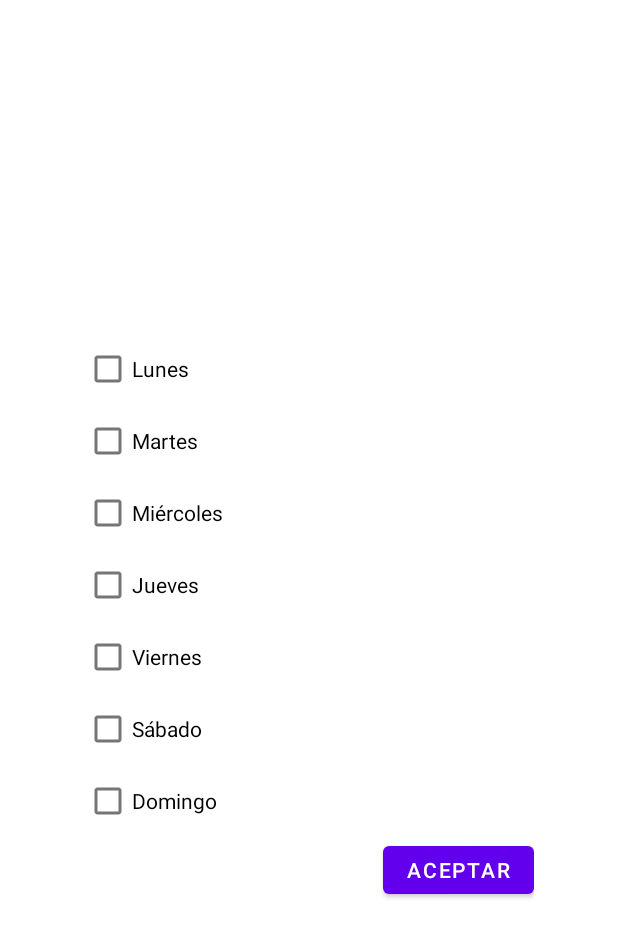
After one commit to alizrui/InfReminder, an Android app: the layout dialog_alarm_days.xml on its own in the app's theme, with its tools: preview values and no code run, on a phone screen of 412 x 824 dp. The commit adds this screen. Shown: the top 937 px of the screen. Run offline under Robolectric (Android 15) with nearby library versions, the phone set to English and light mode, and no system bars.

Commit message:
progreso en create alarm: select days se ve

```diff
--- /dev/null
+++ b/app/src/main/res/layout/dialog_alarm_days.xml
@@ -0,0 +1,62 @@
+<?xml version="1.0" encoding="utf-8"?>
+<androidx.constraintlayout.widget.ConstraintLayout
+    xmlns:android="http://schemas.android.com/apk/res/android"
+    xmlns:app="http://schemas.android.com/apk/res-auto"
+    android:layout_width="match_parent"
+    android:layout_height="match_parent">
+
+    <LinearLayout
+        android:layout_width="300dp"
+        android:layout_height="380dp"
+        android:orientation="vertical"
+        app:layout_constraintBottom_toBottomOf="parent"
+        app:layout_constraintEnd_toEndOf="parent"
+        app:layout_constraintStart_toStartOf="parent"
+        app:layout_constraintTop_toTopOf="parent">
+
+        <CheckBox
+            android:id="@+id/cbMonday"
+            android:layout_width="wrap_content"
+            android:layout_height="wrap_content"
+            android:text="@string/monday" />
+        <CheckBox
+            android:id="@+id/cbTuesday"
+            android:layout_width="wrap_content"
+            android:layout_height="wrap_content"
+            android:text="@string/tuesday" />
+        <CheckBox
+            android:id="@+id/cbWednesday"
+            android:layout_width="wrap_content"
+            android:layout_height="wrap_content"
+            android:text="@string/wednesday" />
+        <CheckBox
+            android:id="@+id/cbThursday"
+            android:layout_width="wrap_content"
+            android:layout_height="wrap_content"
+            android:text="@string/thursday" />
+        <CheckBox
+            android:id="@+id/cbFriday"
+            android:layout_width="wrap_content"
+            android:layout_height="wrap_content"
+            android:text="@string/friday" />
+        <CheckBox
+            android:id="@+id/cbSaturday"
+            android:layout_width="wrap_content"
+            android:layout_height="wrap_content"
+            android:text="@string/saturday" />
+        <CheckBox
+            android:id="@+id/cbSunday"
+            android:layout_width="wrap_content"
+            android:layout_height="wrap_content"
+            android:text="@string/sunday" />
+
+        <Button
+            android:id="@+id/bOkDialogAlarm"
+            android:layout_width="wrap_content"
+            android:layout_height="wrap_content"
+            android:text="@string/accept"
+            android:layout_gravity="end"/>
+
+    </LinearLayout>
+
+</androidx.constraintlayout.widget.ConstraintLayout>
--- a/app/src/main/res/layout/fragment_create_alarm.xml
+++ b/app/src/main/res/layout/fragment_create_alarm.xml
@@ -10,7 +10,7 @@
     android:layout_width="match_parent"
     android:orientation="vertical">
 
-    <TimePicker
+        <TimePicker
         android:id="@+id/tpHours"
         android:layout_width="match_parent"
         android:layout_height="wrap_content"
@@ -27,7 +27,7 @@
         android:importantForAutofill="no"
         android:inputType="none" />
 
-    <EditText
+        <EditText
         android:id="@+id/etDescription"
         android:layout_width="match_parent"
         android:layout_height="wrap_content"
@@ -60,6 +60,7 @@
 
             <RadioButton
                 android:id="@+id/rbSelectDays"
+                android:onClick="showSelectDays"
                 android:layout_width="wrap_content"
                 android:layout_height="wrap_content"
                 android:layout_margin="8dp"
--- a/app/src/main/res/values/strings.xml
+++ b/app/src/main/res/values/strings.xml
@@ -19,4 +19,5 @@
     <string name="saturday">Sábado</string>
     <string name="sunday">Domingo</string>
     <string name="all_days">Todos los días</string>
+    <string name="accept">Aceptar</string>
 </resources>
```
Also changed, not shown: app/src/main/java/com/example/infreminder/dialogs/DialogAlarmDaysFragment.java (added, +78 -0 lines), app/src/main/java/com/example/infreminder/fragmentpresenter/CreateAlarmPresenter.java (+10 -0 lines), app/src/main/java/com/example/infreminder/fragmentsview/CreateAlarmFragment.java (+51 -2 lines), 2 other files.
